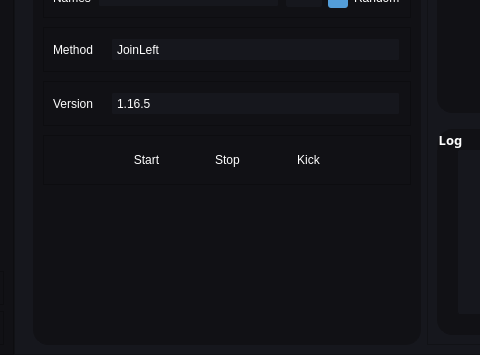
Before: the Qt Designer form modern_ui.ui in Ayuly3851/AnnoyingBot, drawn with Qt 5; both pictures show x 132 to 612 and y 155 to 510 of the 957 by 510 pixel window.
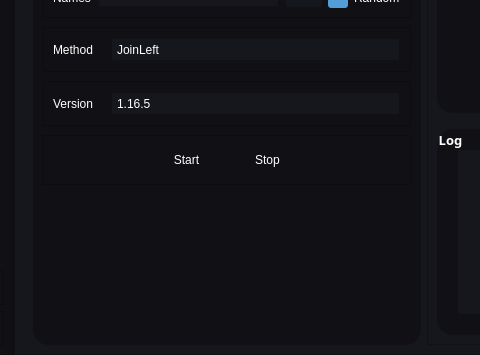
After: the same form once the commit is applied. Icons and pictures are not drawn.

Diff of the .ui file:
```diff
--- a/modern_ui.ui
+++ b/modern_ui.ui
@@ -1341,52 +1341,6 @@
                    </property>
                   </widget>
                  </item>
-                 <item>
-                  <widget class="QPushButton" name="kick_btn">
-                   <property name="minimumSize">
-                    <size>
-                     <width>75</width>
-                     <height>30</height>
-                    </size>
-                   </property>
-                   <property name="cursor">
-                    <cursorShape>PointingHandCursor</cursorShape>
-                   </property>
-                   <property name="toolTip">
-                    <string>Kick all bot in server</string>
-                   </property>
-                   <property name="styleSheet">
-                    <string notr="true">#kick_btn{
-/*	border: 2px solid rgb(184, 184, 184);*/
-	border-radius: 3px;
-	
-	font: 9pt &quot;JetBrains Mono&quot;;
-}
-
-#kick_btn::hover{
-	border-color: #539dd8;
-	margin-left: 0px;
-	color: white;
-	
-	background-color: rgba(83, 157, 216, 50);
-	
-}</string>
-                   </property>
-                   <property name="text">
-                    <string>Kick</string>
-                   </property>
-                   <property name="icon">
-                    <iconset resource="resource/modern.qrc">
-                     <normaloff>:/button/icons/kick.png</normaloff>:/button/icons/kick.png</iconset>
-                   </property>
-                   <property name="iconSize">
-                    <size>
-                     <width>22</width>
-                     <height>22</height>
-                    </size>
-                   </property>
-                  </widget>
-                 </item>
                  <item>
                   <spacer name="horizontalSpacer_2">
                    <property name="orientation">
```
Left out of the diff: 46 changed lines with no effect on the pictures.
